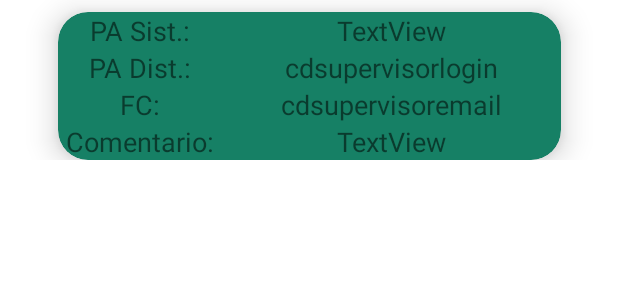
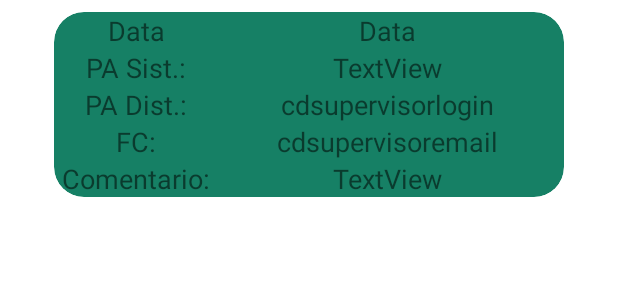
Before and after one commit to Gustavhr/APPTCC, an Android app: the layout medicaocelula.xml on its own in the app's theme, with its tools: preview values and no code run, on a phone screen of 412 x 824 dp. Shown: the top 300 px of the screen. Run offline under Robolectric (Android 15) with nearby library versions, the light colour scheme and no system bars.

Commit message:
Retirada de FK , botao de editar paciente , retirada das sombras, metodos de pesquisa, adicao da data na medicao

```diff
--- a/app/src/main/java/com/example/app/Dados/MedicaoDAO.java
+++ b/app/src/main/java/com/example/app/Dados/MedicaoDAO.java
@@ -34,6 +34,8 @@ public interface MedicaoDAO {
 //    int count(String usuario,String senha ,String tipo);
 //
 //
-    @Query("SELECT * FROM MEDICAO WHERE Data like '%' || :data || '%'")
+    @Query("SELECT * FROM MEDICAO WHERE Data like '%' ||:data|| '%'")
     List<Medicao> findByData(String data);
+
+
 }
--- a/app/src/main/res/layout/medicaocelula.xml
+++ b/app/src/main/res/layout/medicaocelula.xml
@@ -1,19 +1,20 @@
 <?xml version="1.0" encoding="utf-8"?>
 <androidx.constraintlayout.widget.ConstraintLayout xmlns:android="http://schemas.android.com/apk/res/android"
     xmlns:app="http://schemas.android.com/apk/res-auto"
+    xmlns:tools="http://schemas.android.com/tools"
     android:layout_width="match_parent"
     android:layout_height="wrap_content">
 
     <androidx.cardview.widget.CardView
         android:id="@+id/cardView"
-        android:layout_width="wrap_content"
+        android:layout_width="340dp"
         android:layout_height="wrap_content"
         android:layout_marginStart="8dp"
         android:layout_marginTop="8dp"
         android:layout_marginEnd="8dp"
         app:cardBackgroundColor="#168065"
         app:cardCornerRadius="20dp"
-        app:cardElevation="12dp"
+        app:cardElevation="0dp"
         app:layout_constraintEnd_toEndOf="parent"
         app:layout_constraintStart_toStartOf="parent"
         app:layout_constraintTop_toTopOf="parent">
@@ -25,8 +26,16 @@
 
             <LinearLayout
                 android:layout_width="109dp"
-                android:layout_height="97dp"
+                android:layout_height="wrap_content"
                 android:orientation="vertical">
+
+                <TextView
+                    android:id="@+id/txtcddat"
+                    android:layout_width="match_parent"
+                    android:layout_height="wrap_content"
+                    android:text="Data"
+                    android:textAlignment="center"
+                    android:textSize="18sp" />
 
                 <TextView
                     android:id="@+id/txtcdpasist"
@@ -67,6 +76,14 @@
                 android:orientation="vertical">
 
                 <TextView
+                    android:id="@+id/cddat"
+                    android:layout_width="match_parent"
+                    android:layout_height="wrap_content"
+                    android:text="Data"
+                    android:textAlignment="center"
+                    android:textSize="18sp" />
+
+                <TextView
                     android:id="@+id/cdpasist"
                     android:layout_width="match_parent"
                     android:layout_height="wrap_content"
--- a/app/src/main/res/layout/supervisorcelula.xml
+++ b/app/src/main/res/layout/supervisorcelula.xml
@@ -14,7 +14,7 @@
         android:layout_marginEnd="8dp"
         app:cardBackgroundColor="#168065"
         app:cardCornerRadius="20dp"
-        app:cardElevation="12dp"
+        app:cardElevation="0dp"
         app:layout_constraintEnd_toEndOf="parent"
         app:layout_constraintStart_toStartOf="parent"
         app:layout_constraintTop_toTopOf="parent">
```
Also changed, not shown: app/src/main/java/com/example/app/Activity/HomeCadastroMedicao.java (+11 -0 lines), app/src/main/java/com/example/app/Activity/HomeMedicao.java (+18 -0 lines), app/src/main/java/com/example/app/Adapter/HomeColetorAdapter.java (+12 -11 lines), app/src/main/java/com/example/app/Adapter/HomeMedicaoAdapter.java (+10 -4 lines), app/src/main/java/com/example/app/Model/Endereco.java (+5 -5 lines), app/src/main/java/com/example/app/Model/Medicao.java (+5 -5 lines), app/src/main/res/layout/coletorcelula.xml (+19 -5 lines).
